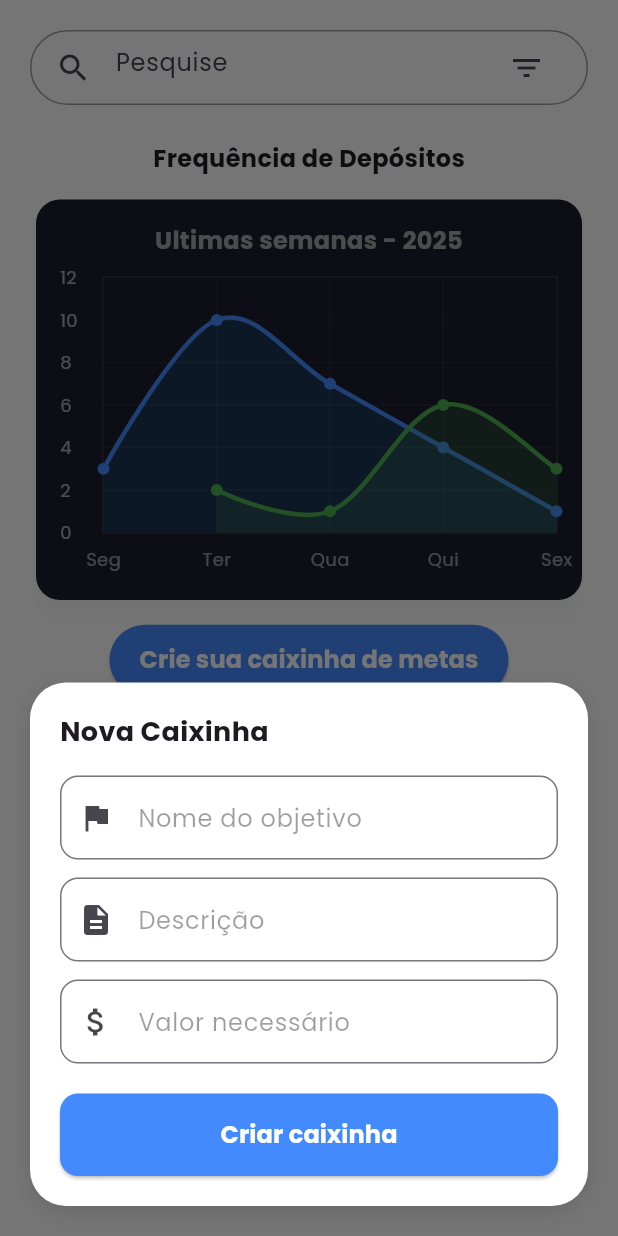
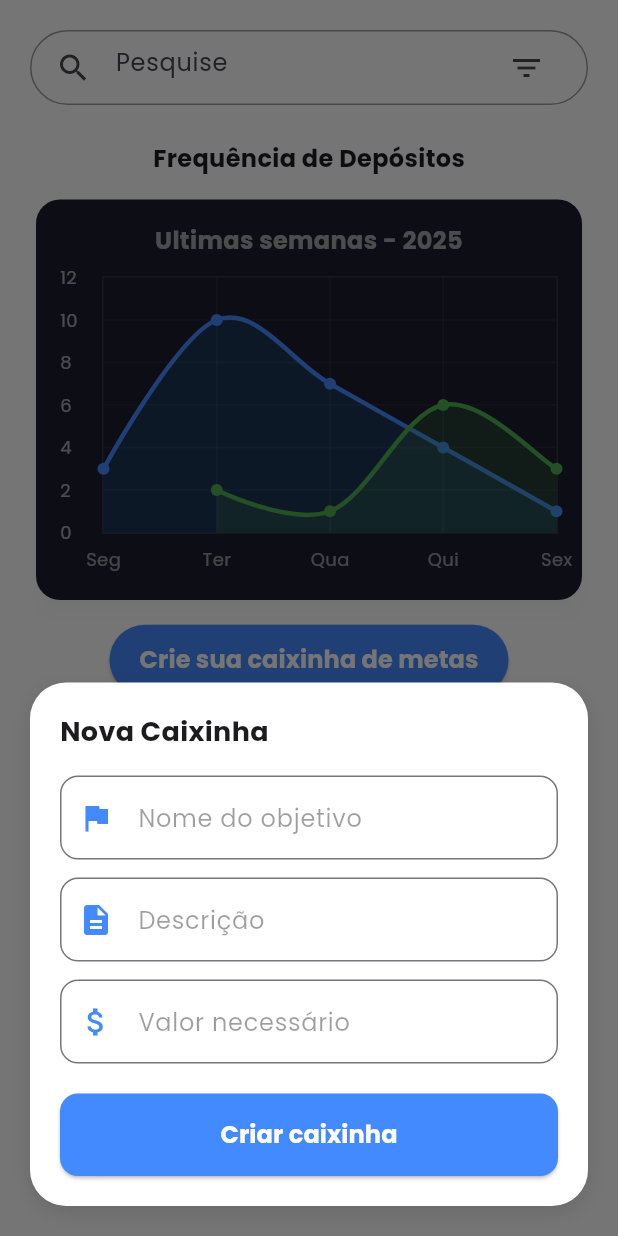
Before and after one commit to felipetaua/Finan-old, a Flutter app: the PouparPage screen opened by its route, after a tap on "Crie sua caixinha de metas", on a phone screen of 412 x 824 dp. Run offline on Flutter 3.47's test engine with Material 3 defaults, Android fonts, the phone set to English and light mode, and no system bars; drawn by our look-alikes of fl_chart; our stand-ins replace flutter_multi_formatter, font_awesome_flutter, google_fonts, shared_preferences, smooth_page_indicator; accounts and stored records are empty.

Commit message:
deixando o interface mais padronizada

```diff
--- a/lib/pages/home/poupar/pouparScreen.dart
+++ b/lib/pages/home/poupar/pouparScreen.dart
@@ -78,7 +78,10 @@ class _PouparPageState extends State<PouparPage> {
                   decoration: InputDecoration(
                     labelText: "Nome do objetivo",
                     labelStyle: const TextStyle(color: Colors.black38),
-                    prefixIcon: const Icon(Icons.flag),
+                    prefixIcon: const Icon(
+                      Icons.flag,
+                      color: Colors.blueAccent,
+                    ),
                     border: OutlineInputBorder(
                       borderRadius: BorderRadius.circular(12),
                     ),
@@ -97,7 +100,10 @@ class _PouparPageState extends State<PouparPage> {
                   decoration: InputDecoration(
                     labelText: "Descrição",
                     labelStyle: const TextStyle(color: Colors.black38),
-                    prefixIcon: const Icon(Icons.description),
+                    prefixIcon: const Icon(
+                      Icons.description,
+                      color: Colors.blueAccent,
+                    ),
                     border: OutlineInputBorder(
                       borderRadius: BorderRadius.circular(12),
                     ),
@@ -118,14 +124,17 @@ class _PouparPageState extends State<PouparPage> {
                   decoration: InputDecoration(
                     labelText: "Valor necessário",
                     labelStyle: const TextStyle(color: Colors.black38),
-                    prefixIcon: const Icon(Icons.attach_money),
+                    prefixIcon: const Icon(
+                      Icons.attach_money,
+                      color: Colors.blueAccent,
+                    ),
                     suffix: Text('reais'),
                     border: OutlineInputBorder(
                       borderRadius: BorderRadius.circular(12),
                     ),
                     focusedBorder: OutlineInputBorder(
                       borderSide: const BorderSide(
-                        color: Colors.green,
+                        color: Colors.blueAccent,
                         width: 2,
                       ),
                       borderRadius: BorderRadius.circular(12),
```
